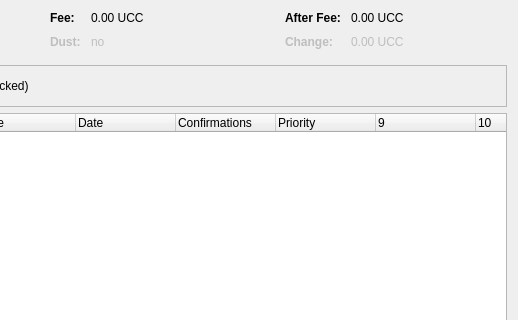
swampcoin/bwrgocoin, file src/qt/forms/coincontroldialog.ui: the form before one commit; both pictures show x 436 to 954 and y 0 to 320 of the 954 by 500 pixel window.
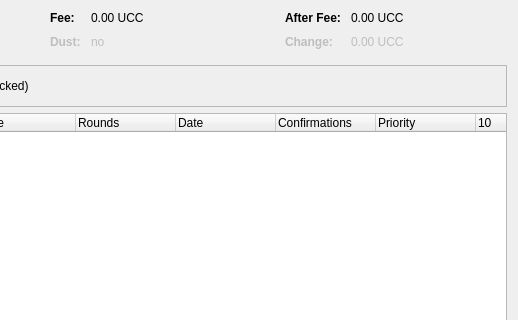
The form after the commit. Custom widgets are drawn as their Qt base class.

```diff
--- a/src/qt/forms/coincontroldialog.ui
+++ b/src/qt/forms/coincontroldialog.ui
@@ -480,19 +480,24 @@
 	<string>Type</string>
       </property>
      </column>
+     <column>
+      <property name="text">
+       <string>Rounds</string>
+      </property>
+     </column>
      <column>
       <property name="text">
        <string>Date</string>
       </property>
-     </column>
-     <column>
-      <property name="text">
-       <string>Confirmations</string>
-      </property>
       <property name="toolTip">
        <string>Confirmed</string>
       </property>
      </column>
+     <column>
+      <property name="text">
+       <string>Confirmations</string>
+      </property>
+     </column>
      <column>
       <property name="text">
        <string>Priority</string>
@@ -518,11 +523,6 @@
        <string/>
       </property>
      </column>
-     <column>
-      <property name="text">
-       <string/>
-      </property>
-     </column>
     </widget>
    </item>
    <item>
```
